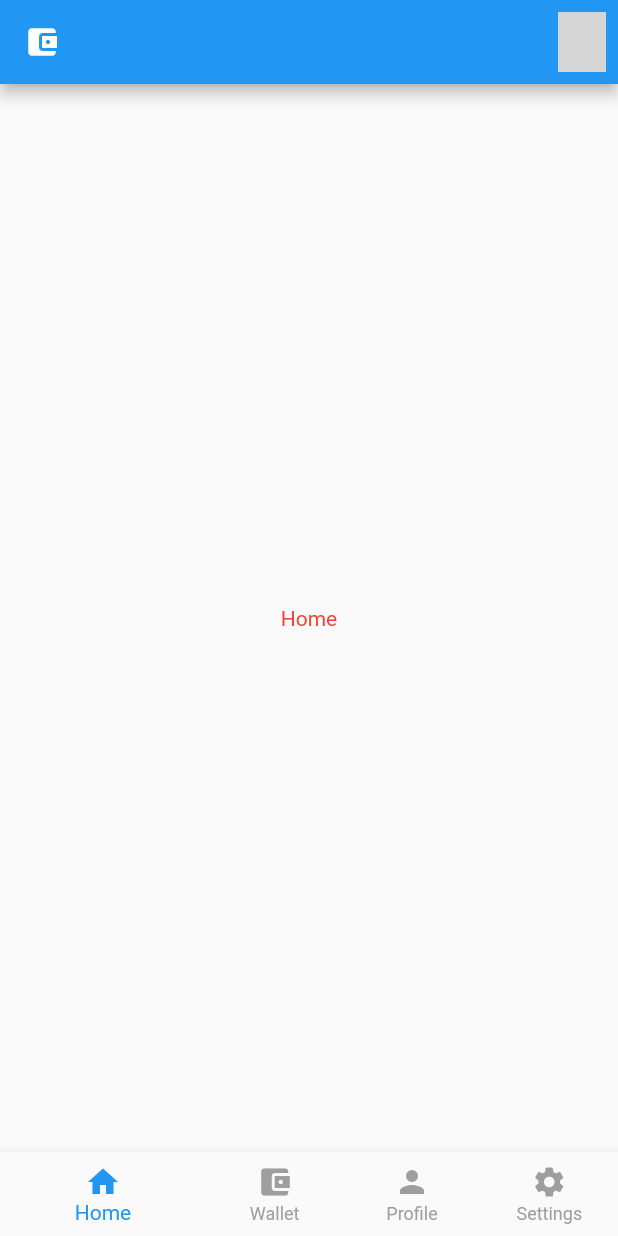
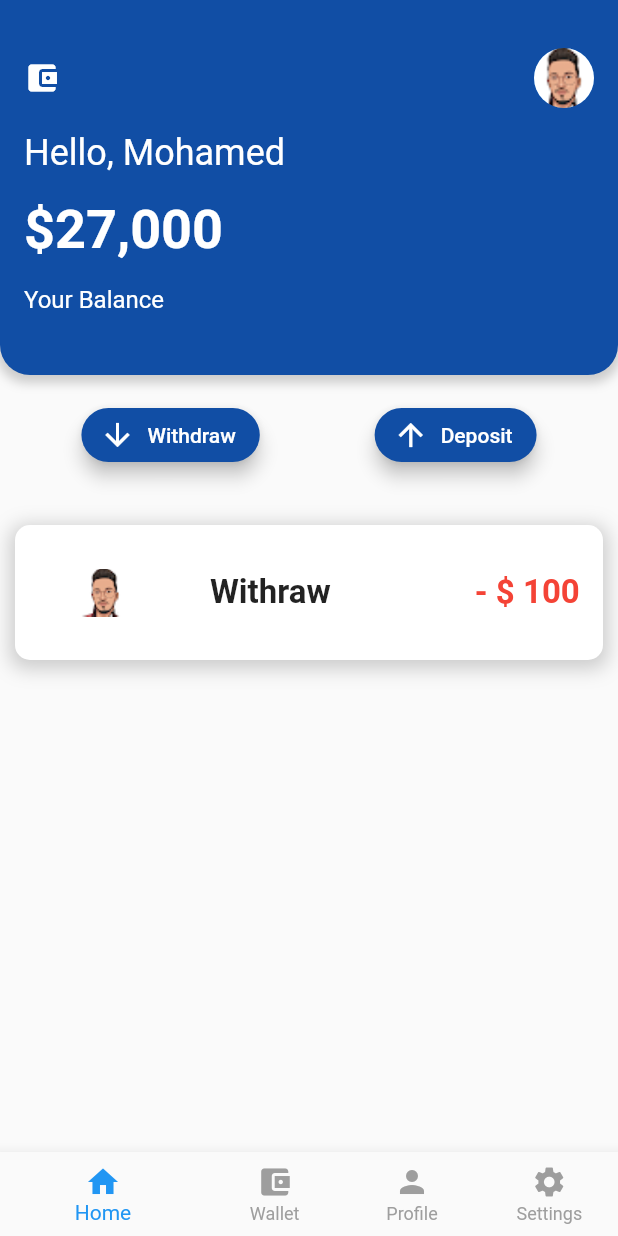
Before and after one commit to MaititeMohamed/wallet, a Flutter app: the screen it shows after launch, on a phone screen of 412 x 824 dp. Run offline on Flutter 3.47's test engine with Material 2 defaults, Android fonts, the light colour scheme and no system bars; grey boxes are pictures that could not be loaded.

Commit message:
create list transaction

```diff
--- a/lib/Pages/Home.dart
+++ b/lib/Pages/Home.dart
@@ -1,4 +1,5 @@
 import 'package:flutter/material.dart';
+
 class Home extends StatefulWidget {
   @override
   _HomeState createState() => _HomeState();
@@ -7,8 +8,196 @@ class Home extends StatefulWidget {
 class _HomeState extends State<Home> {
   @override
   Widget build(BuildContext context) {
-    return Center(
-      child: Text('Home',style: TextStyle(color: Colors.red),),
+    return Column(
+      children: [
+        Container(
+          height: 250,
+          decoration: BoxDecoration(
+            color: Color(0xff114EA5),
+            borderRadius: BorderRadius.only(
+              bottomLeft: Radius.circular(20),
+              bottomRight: Radius.circular(20),
+            ),
+            boxShadow: [
+              BoxShadow(
+                color: Colors.grey.withOpacity(0.5),
+                spreadRadius: 2,
+                blurRadius: 5,
+                offset: Offset(0, 3),
+              ),
+            ],
+          ),
+          padding: EdgeInsets.only(top: 32.0, left: 16.0, right: 16.0, bottom: 16.0),
+          child: Column(
+            crossAxisAlignment: CrossAxisAlignment.start,
+            children: [
+              Row(
+                mainAxisAlignment: MainAxisAlignment.spaceBetween,
+                children: [
+                  Icon(
+                    Icons.account_balance_wallet,
+                    color: Colors.white,
+                  ),
+                  CircleAvatar(
+                    backgroundImage: AssetImage('images/avatar.png'),
+                  ),
+                ],
+              ),
+              SizedBox(height: 16.0),
+              Text(
+                'Hello, Mohamed',
+                style: TextStyle(
+                  color: Colors.white,
+                  fontSize: 24.0,
+                ),
+              ),
+              SizedBox(height: 16.0),
+              Text(
+                '\$27,000',
+                style: TextStyle(
+                  color: Colors.white,
+                  fontSize: 36.0,
+                  fontWeight: FontWeight.bold,
+                ),
+              ),
+              SizedBox(height: 16.0),
+              Text(
+                'Your Balance',
+                style: TextStyle(
+                  color: Colors.white,
+                  fontSize: 16.0,
+                ),
+              ),
+              SizedBox(height: 16.0),
+            ],
+          ),
+        ),
+        Container(
+          padding: EdgeInsets.all(16.0),
+          child: Row(
+            mainAxisAlignment: MainAxisAlignment.spaceAround,
+            children: [
+              ElevatedButton.icon(
+                onPressed: () {},
+                icon: Icon(Icons.arrow_downward),
+                label: Text('Withdraw'),
+                style: ElevatedButton.styleFrom(
+                  primary: Color(0xff114EA5),
+                  elevation: 5,
+                  shape: RoundedRectangleBorder(
+                    borderRadius: BorderRadius.circular(20),
+                  ),
+                ),
+              ),
+              ElevatedButton.icon(
+                onPressed: () {},
+                icon: Icon(Icons.arrow_upward),
+                label: Text('Deposit'),
+                style: ElevatedButton.styleFrom(
+                  primary: Color(0xff114EA5),
+                  elevation: 5,
+                  shape: RoundedRectangleBorder(
+                    borderRadius: BorderRadius.circular(20),
+                  ),
+                ),
+              ),
+            ],
+          ),
+        ),
+    SingleChildScrollView(
+    child: Padding(
+    padding: EdgeInsets.symmetric(
+    vertical: 10,
+    horizontal: 10,
+    ),
+    child: Column(
+    children: [
+    //single Item
+    Padding(
+    padding: EdgeInsets.symmetric(vertical: 10),
+    child: Container(
+    width: double.infinity, // use full available width
+    height: 90,
+    decoration: BoxDecoration(
+    color: Colors.white,
+    borderRadius: BorderRadius.circular(10),
+    boxShadow: [
+    BoxShadow(
+    color: Colors.grey.withOpacity(0.5),
+    spreadRadius: 3,
+    blurRadius: 10,
+    offset: Offset(0, 3),
+    )
+    ],
+    ),
+    child: Row(
+    crossAxisAlignment: CrossAxisAlignment.center,
+    children: [
+    InkWell(
+    onTap: (){
+    },
+    child: Container(
+    alignment: Alignment.center,
+    child: Image.asset(
+    "images/avatar.png",
+    height: 100,
+    width: 120, // reduce width to fit better
+    ),
+    ),
+    ),
+    SizedBox(width: 10),
+    Expanded(
+    child: Column(
+    crossAxisAlignment: CrossAxisAlignment.start,
+    mainAxisAlignment: MainAxisAlignment.center,
+    children: [
+    Text(
+    "Withraw ",
+    style: TextStyle(
+
+    fontSize: 22,
+    fontWeight: FontWeight.bold,
+    ),
+    ),
+    ],
+    ),
+    ),
+    Column(
+    mainAxisAlignment: MainAxisAlignment.spaceAround,
+    children: [
+      Text(
+        "- \$ 100 ",
+        style: TextStyle(
+          color: Colors.red,
+          fontSize: 22,
+          fontWeight: FontWeight.bold,
+        ),
+      ),
+    ],
+    ),
+    SizedBox(width: 10),
+    ],
+    ),
+    ),
+    ),
+
+
+
+
+
+
+
+
+
+
+    ],
+    ),
+    ),
+    ),
+
+
+
+    ],
     );
   }
 }
--- a/lib/Pages/Wallet.dart
+++ b/lib/Pages/Wallet.dart
@@ -1,4 +1,5 @@
 import 'package:flutter/material.dart';
+
 class Wallet extends StatefulWidget {
   @override
   _WalletState createState() => _WalletState();
@@ -10,5 +11,6 @@ class _WalletState extends State<Wallet> {
     return Center(
       child: Text('Wallet'),
     );
+
   }
 }
--- a/lib/main.dart
+++ b/lib/main.dart
@@ -32,7 +32,8 @@ class _MyAppState extends State<MyApp> {
           accentColor: Colors.orange
       ),
       home: Scaffold(
-        appBar: AppBar(
+     /*
+       appBar: AppBar(
           leading: IconButton(
             icon: Icon(Icons.account_balance_wallet),
             onPressed: () { /* do something */ },
@@ -47,6 +48,7 @@ class _MyAppState extends State<MyApp> {
           ],
           //title: Text('Bottom Navigation Bar Example'),
         ),
+     */
         body: _children[_currentIndex],
         bottomNavigationBar: BottomNavigationBar(
           currentIndex: _currentIndex,
--- a/pubspec.yaml
+++ b/pubspec.yaml
@@ -59,8 +59,8 @@ flutter:
   uses-material-design: true
 
   # To add assets to your application, add an assets section, like this:
-  # assets:
-  #   - images/a_dot_burr.jpeg
+  assets:
+    - images/
   #   - images/a_dot_ham.jpeg
 
   # An image asset can refer to one or more resolution-specific "variants", see
```
Also changed, not shown: images/avatar.png (added).
